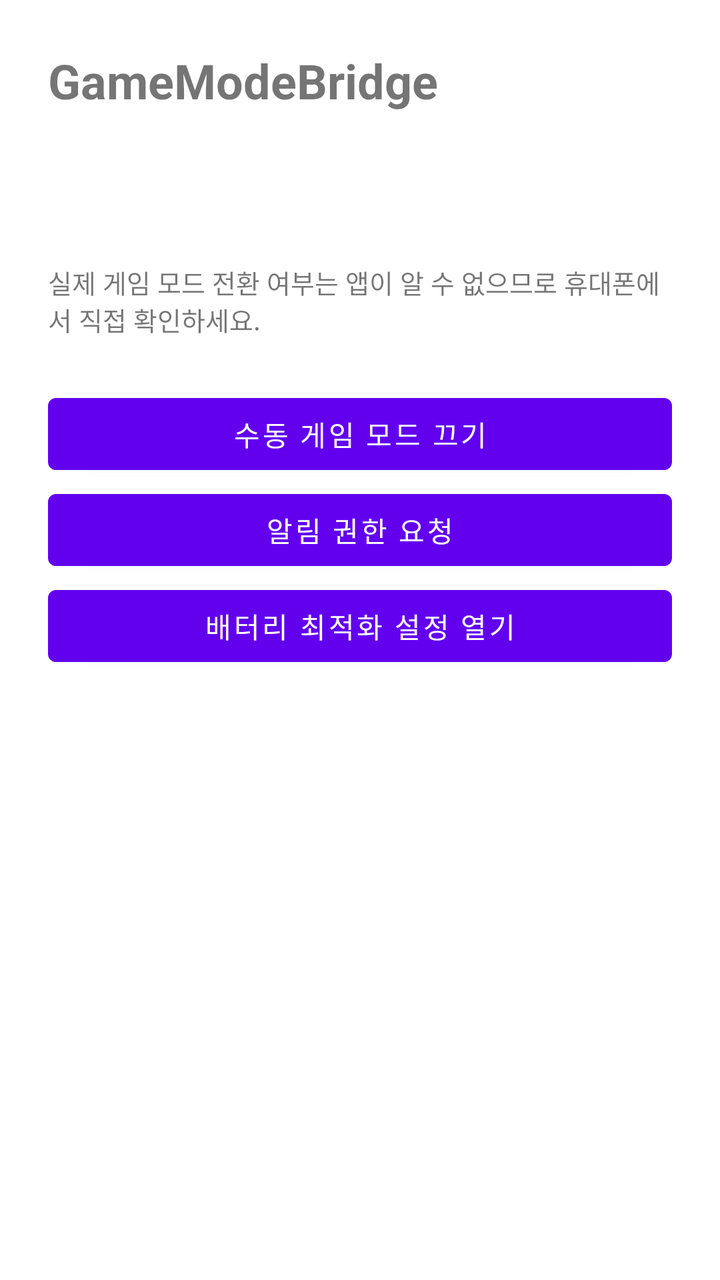
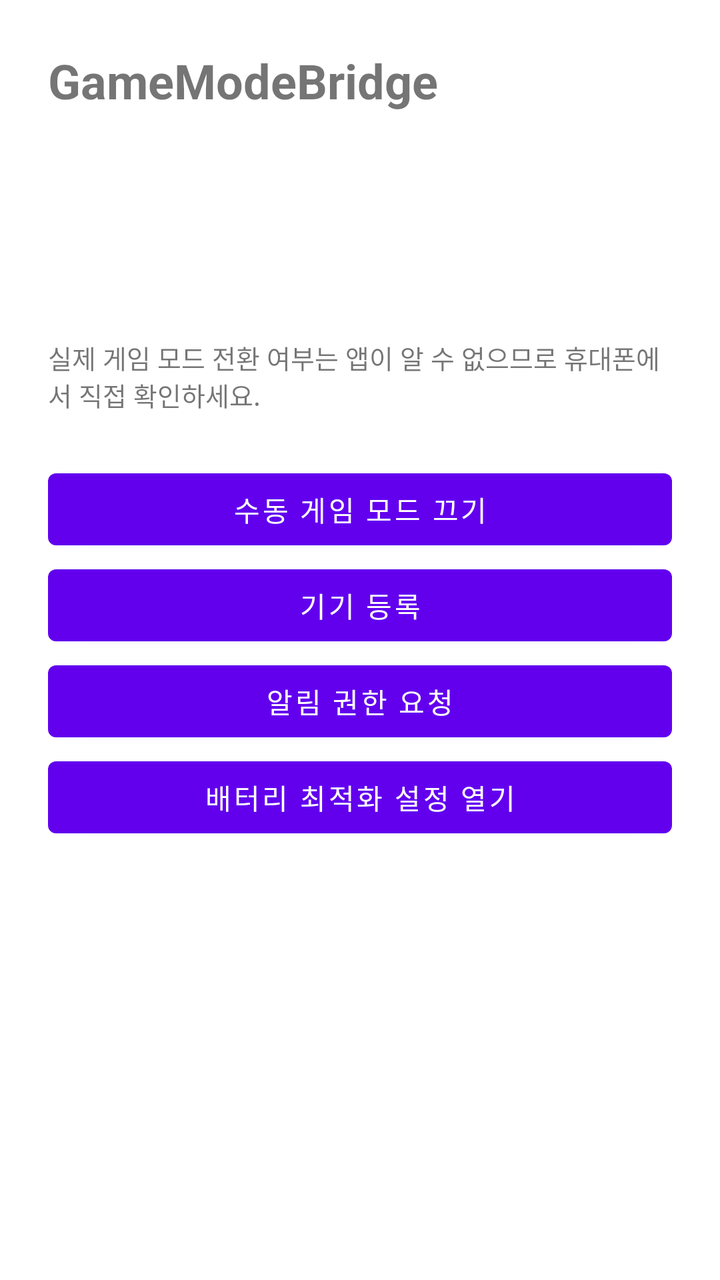

Two renders of the same Android screen: before a commit and after it. Below are the layout's source before the change and the commit's diff.
<!-- AndroidManifest.xml: fallback theme Theme.MaterialComponents.DayNight.NoActionBar -->
<!-- res/layout/activity_main.xml -->
<?xml version="1.0" encoding="utf-8"?>
<ScrollView xmlns:android="http://schemas.android.com/apk/res/android"
    android:layout_width="match_parent"
    android:layout_height="match_parent"
    android:fitsSystemWindows="true">

    <LinearLayout
        android:layout_width="match_parent"
        android:layout_height="wrap_content"
        android:orientation="vertical"
        android:padding="24dp">

        <TextView
            android:layout_width="wrap_content"
            android:layout_height="wrap_content"
            android:text="GameModeBridge"
            android:textSize="24sp"
            android:textStyle="bold" />

        <TextView
            android:id="@+id/permissionStatus"
            android:layout_width="match_parent"
            android:layout_height="wrap_content"
            android:layout_marginTop="16dp"
            android:textSize="16sp" />

        <TextView
            android:id="@+id/lastResult"
            android:layout_width="match_parent"
            android:layout_height="wrap_content"
            android:layout_marginTop="8dp"
            android:textSize="16sp" />

        <TextView
            android:layout_width="match_parent"
            android:layout_height="wrap_content"
            android:layout_marginTop="8dp"
            android:text="실제 게임 모드 전환 여부는 앱이 알 수 없으므로 휴대폰에서 직접 확인하세요."
            android:textSize="13sp" />

        <Button
            android:id="@+id/manualOff"
            android:layout_width="match_parent"
            android:layout_height="wrap_content"
            android:layout_marginTop="24dp"
            android:text="수동 게임 모드 끄기" />

        <Button
            android:id="@+id/requestPermission"
            android:layout_width="match_parent"
            android:layout_height="wrap_content"
            android:text="알림 권한 요청" />

        <Button
            android:id="@+id/batterySettings"
            android:layout_width="match_parent"
            android:layout_height="wrap_content"
            android:text="배터리 최적화 설정 열기" />

        <Button
            android:id="@+id/openSimulator"
            android:layout_width="match_parent"
            android:layout_height="wrap_content"
            android:layout_marginTop="24dp"
            android:text="시뮬레이터 (디버그 전용)"
            android:visibility="gone" />
    </LinearLayout>
</ScrollView>
<!-- resources referenced by this layout -->
<resources>

</resources>

<!-- the commit's change to res/layout/activity_main.xml (unified diff, before → after) -->
@@ -16,6 +16,13 @@
             android:text="GameModeBridge"
             android:textSize="24sp"
             android:textStyle="bold" />
+
+        <TextView
+            android:id="@+id/registrationStatus"
+            android:layout_width="match_parent"
+            android:layout_height="wrap_content"
+            android:layout_marginTop="16dp"
+            android:textSize="16sp" />
 
         <TextView
             android:id="@+id/permissionStatus"
@@ -46,6 +53,12 @@
             android:text="수동 게임 모드 끄기" />
 
         <Button
+            android:id="@+id/openRegistration"
+            android:layout_width="match_parent"
+            android:layout_height="wrap_content"
+            android:text="기기 등록" />
+
+        <Button
             android:id="@+id/requestPermission"
             android:layout_width="match_parent"
             android:layout_height="wrap_content"
